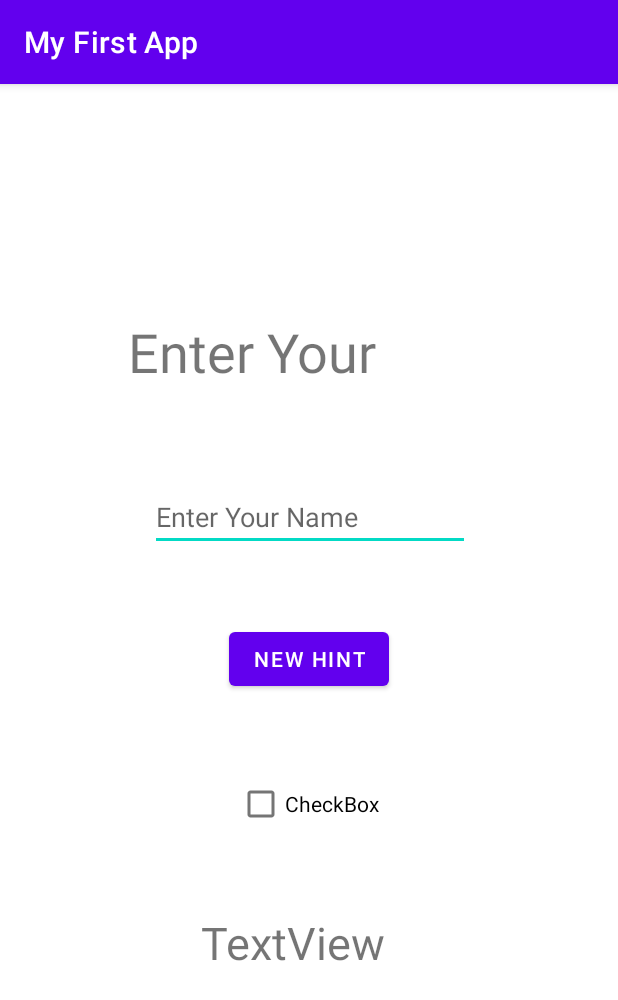
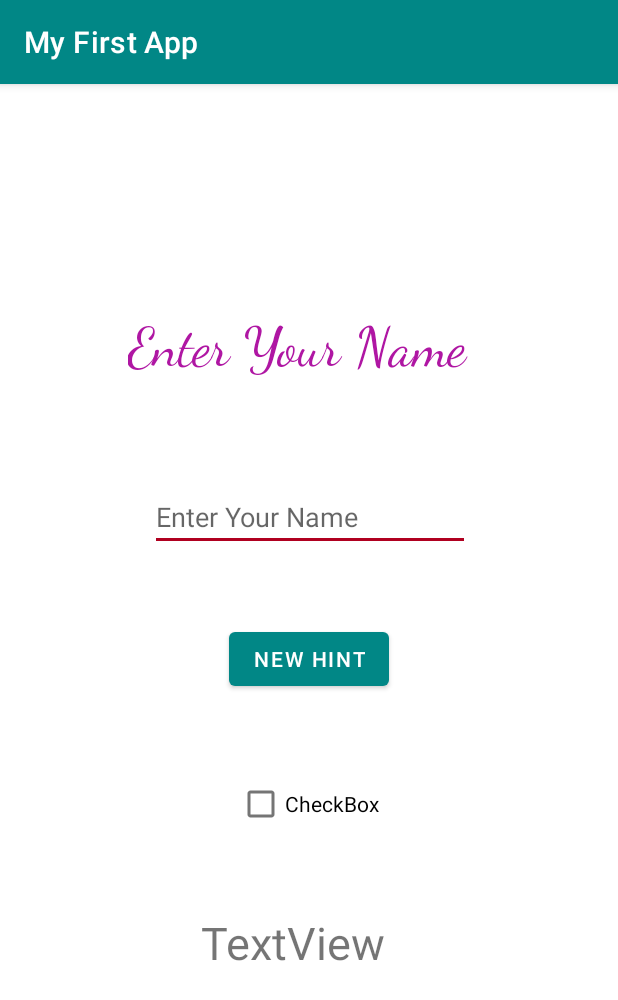
Before and after one commit to erikaosgue/LayoutsAndStyles, an Android app: the screen it shows after launch (MainActivity), on a phone screen of 412 x 824 dp. Shown: the top 1000 px of the screen. Run offline under Robolectric (Android 15) with nearby library versions, the phone set to English and light mode, and no system bars.

Commit message:
Update layouts Examples

```diff
--- a/app/src/main/res/values/themes.xml
+++ b/app/src/main/res/values/themes.xml
@@ -1,16 +1,34 @@
 <resources xmlns:tools="http://schemas.android.com/tools">
+
     <!-- Base application theme. -->
     <style name="Theme.Introduction" parent="Theme.MaterialComponents.DayNight.DarkActionBar">
         <!-- Primary brand color. -->
-        <item name="colorPrimary">@color/purple_500</item>
-        <item name="colorPrimaryVariant">@color/purple_700</item>
-        <item name="colorOnPrimary">@color/white</item>
+
+        <item name="colorPrimary">@color/teal_700</item>
+        <item name="colorPrimaryVariant">@color/cardview_dark_background</item>
+        <item name="colorOnPrimary">@android:color/background_light</item>
         <!-- Secondary brand color. -->
-        <item name="colorSecondary">@color/teal_200</item>
-        <item name="colorSecondaryVariant">@color/teal_700</item>
-        <item name="colorOnSecondary">@color/black</item>
+        <item name="colorSecondary">@color/design_default_color_error</item>
+        <item name="colorSecondaryVariant">@color/purple_700</item>
+        <item name="colorOnSecondary">@android:color/holo_orange_dark</item>
         <!-- Status bar color. -->
         <item name="android:statusBarColor" tools:targetApi="l">?attr/colorPrimaryVariant</item>
-        <!-- Customize your theme here. -->
+
+
+    </style>
+
+    <!-- Customize your theme here. -->
+    <style name="CustomTheme" parent="Theme.MaterialComponents.DayNight.DarkActionBar">
+        <item name="colorPrimary">@color/yellow</item>
+        <item name="colorPrimaryDark">@color/orange</item>
+        <item name="colorAccent">@color/green</item>
+    </style>
+
+
+    <!-- Customize your style here. -->
+    <style name="CustomStyle">
+        <item name="android:textSize">34sp</item>
+        <item name="fontFamily">cursive</item>
+        <item name="android:textColor">#af16a3</item>
     </style>
 </resources>
```
